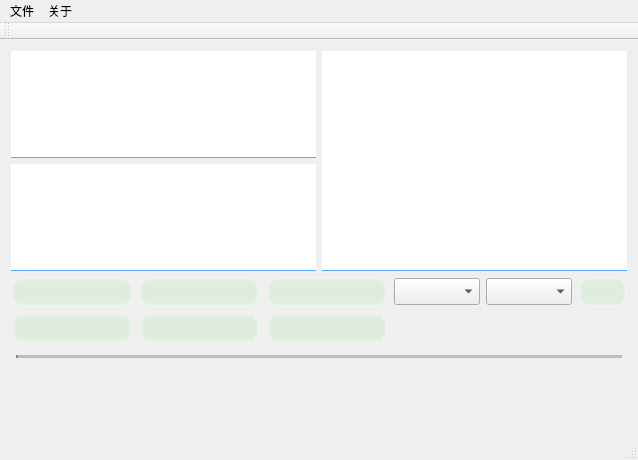
leihui6/marksentence, file mainwindow.ui: the form before one commit.
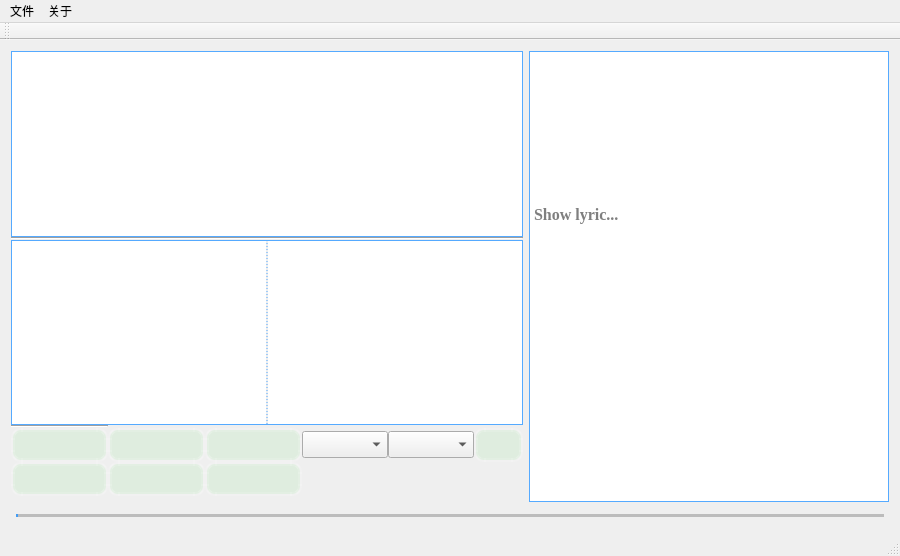
The form after the commit. Icons and pictures are not drawn.

Diff of the .ui file:
```diff
--- a/mainwindow.ui
+++ b/mainwindow.ui
@@ -6,8 +6,8 @@
    <rect>
     <x>0</x>
     <y>0</y>
-    <width>638</width>
-    <height>460</height>
+    <width>900</width>
+    <height>556</height>
    </rect>
   </property>
   <property name="windowTitle">
@@ -24,59 +24,116 @@
   </property>
   <widget class="QWidget" name="centralWidget">
    <layout class="QGridLayout" name="gridLayout_2">
-    <item row="1" column="0">
+    <item row="0" column="0">
+     <layout class="QVBoxLayout" name="verticalLayout_2">
+      <property name="spacing">
+       <number>0</number>
+      </property>
+      <item>
+       <widget class="QTableWidget" name="tableWidget">
+        <property name="sizePolicy">
+         <sizepolicy hsizetype="Preferred" vsizetype="Preferred">
+          <horstretch>0</horstretch>
+          <verstretch>0</verstretch>
+         </sizepolicy>
+        </property>
+        <property name="font">
+         <font>
+          <family>Times New Roman</family>
+         </font>
+        </property>
+        <property name="contextMenuPolicy">
+         <enum>Qt::CustomContextMenu</enum>
+        </property>
+        <property name="toolTip">
+         <string/>
+        </property>
+        <property name="styleSheet">
+         <string notr="true">QTableWidget {
+	border:1px solid rgb(85, 170, 255);
+}</string>
+        </property>
+        <attribute name="horizontalHeaderCascadingSectionResizes">
+         <bool>true</bool>
+        </attribute>
+        <attribute name="horizontalHeaderStretchLastSection">
+         <bool>true</bool>
+        </attribute>
+        <attribute name="verticalHeaderVisible">
+         <bool>false</bool>
+        </attribute>
+        <attribute name="verticalHeaderCascadingSectionResizes">
+         <bool>false</bool>
+        </attribute>
+        <attribute name="verticalHeaderStretchLastSection">
+         <bool>false</bool>
+        </attribute>
+       </widget>
+      </item>
+      <item>
+       <widget class="Line" name="line_2">
+        <property name="orientation">
+         <enum>Qt::Horizontal</enum>
+        </property>
+       </widget>
+      </item>
+      <item>
+       <layout class="QHBoxLayout" name="horizontalLayout">
+        <property name="spacing">
+         <number>0</number>
+        </property>
+        <item>
+         <widget class="QPlainTextEdit" name="text_type">
+          <property name="font">
+           <font>
+            <family>Times New Roman</family>
+            <pointsize>16</pointsize>
+           </font>
+          </property>
+          <property name="styleSheet">
+           <string notr="true">QPlainTextEdit {
+	border:1px solid rgb(85, 170, 255);
+	border-right:1px dashed rgb(85, 170, 255);
+}</string>
+          </property>
+          <property name="plainText">
+           <string/>
+          </property>
+          <property name="placeholderText">
+           <string>Typing what you are listening ...</string>
+          </property>
+         </widget>
+        </item>
+        <item>
+         <widget class="QPlainTextEdit" name="text_note">
+          <property name="font">
+           <font>
+            <family>Times New Roman</family>
+            <pointsize>16</pointsize>
+           </font>
+          </property>
+          <property name="styleSheet">
+           <string notr="true">QPlainTextEdit {
+	border:1px solid rgb(85, 170, 255);
+	border-left:1px dashed rgb(85, 170, 255);
+}</string>
+          </property>
+          <property name="plainText">
+           <string/>
+          </property>
+          <property name="placeholderText">
+           <string>Taking Notes ...</string>
+          </property>
+         </widget>
+        </item>
+       </layout>
+      </item>
+      <item>
      <layout class="QGridLayout" name="gridLayout">
-      <item row="1" column="1">
-       <widget class="QPushButton" name="button_forward">
-        <property name="minimumSize">
-         <size>
-          <width>0</width>
-          <height>30</height>
-         </size>
+        <property name="spacing">
+         <number>0</number>
         </property>
-        <property name="styleSheet">
-         <string notr="true">QPushButton{
-	background-color:rgba(100,225,100,30);
-	border-style:outset;
-	border-width:4px;           
-	border-radius:10px;
-	border-color:rgba(255,255,255,30);
-	font:Time New Roams bold 10px;
-	color:rgba(0,0,0,100);
-	padding:6px;
-}    
-QPushButton:pressed{     
-	background-color:rgba(100,255,100,200);    
-	border-color:rgba(255,255,255,30);   
-	border-style:inset;    
-	color:rgba(0,0,0,100);    
-}    
-
-QPushButton:hover{    
-	background-color:rgba(100,255,100,100);    
-	border-color:rgba(255,255,255,200);    
-	color:rgba(0,0,0,200);    
-}</string>
-        </property>
-        <property name="text">
-         <string/>
-        </property>
-        <property name="icon">
-         <iconset resource="icon.qrc">
-          <normaloff>:/icon/icon/forward.png</normaloff>:/icon/icon/forward.png</iconset>
-        </property>
-        <property name="iconSize">
-         <size>
-          <width>21</width>
-          <height>21</height>
-         </size>
-        </property>
-        <property name="shortcut">
-         <string>F3</string>
-        </property>
-       </widget>
-      </item>
-      <item row="1" column="0">
+        <item row="2" column="0">
        <widget class="QPushButton" name="button_back">
         <property name="minimumSize">
          <size>
@@ -126,7 +183,57 @@
         </property>
        </widget>
       </item>
-      <item row="0" column="0">
+        <item row="2" column="1">
+         <widget class="QPushButton" name="button_forward">
+          <property name="minimumSize">
+           <size>
+            <width>0</width>
+            <height>30</height>
+           </size>
+          </property>
+          <property name="styleSheet">
+           <string notr="true">QPushButton{
+	background-color:rgba(100,225,100,30);
+	border-style:outset;
+	border-width:4px;           
+	border-radius:10px;
+	border-color:rgba(255,255,255,30);
+	font:Time New Roams bold 10px;
+	color:rgba(0,0,0,100);
+	padding:6px;
+}    
+QPushButton:pressed{     
+	background-color:rgba(100,255,100,200);    
+	border-color:rgba(255,255,255,30);   
+	border-style:inset;    
+	color:rgba(0,0,0,100);    
+}    
+
+QPushButton:hover{    
+	background-color:rgba(100,255,100,100);    
+	border-color:rgba(255,255,255,200);    
+	color:rgba(0,0,0,200);    
+}</string>
+          </property>
+          <property name="text">
+           <string/>
+          </property>
+          <property name="icon">
+           <iconset resource="icon.qrc">
+            <normaloff>:/icon/icon/forward.png</normaloff>:/icon/icon/forward.png</iconset>
+          </property>
+          <property name="iconSize">
+           <size>
+            <width>21</width>
+            <height>21</height>
+           </size>
+          </property>
+          <property name="shortcut">
+           <string>F3</string>
+          </property>
+         </widget>
+        </item>
+        <item row="1" column="0">
        <widget class="QPushButton" name="button_play">
         <property name="minimumSize">
          <size>
@@ -176,54 +283,7 @@
         </property>
        </widget>
       </item>
-      <item row="0" column="1">
-       <widget class="QPushButton" name="button_stop">
-        <property name="minimumSize">
-         <size>
-          <width>0</width>
-          <height>30</height>
-         </size>
-        </property>
-        <property name="styleSheet">
-         <string notr="true">QPushButton{
-	background-color:rgba(100,225,100,30);
-	border-style:outset;
-	border-width:4px;           
-	border-radius:10px;
-	border-color:rgba(255,255,255,30);
-	font:Time New Roams bold 10px;
-	color:rgba(0,0,0,100);
-	padding:6px;
-}    
-QPushButton:pressed{     
-	background-color:rgba(100,255,100,200);    
-	border-color:rgba(255,255,255,30);   
-	border-style:inset;    
-	color:rgba(0,0,0,100);    
-}    
-
-QPushButton:hover{    
-	background-color:rgba(100,255,100,100);    
-	border-color:rgba(255,255,255,200);    
-	color:rgba(0,0,0,200);    
-}</string>
-        </property>
-        <property name="text">
-         <string/>
-        </property>
-        <property name="icon">
-         <iconset resource="icon.qrc">
-          <normaloff>:/icon/icon/stop.png</normaloff>:/icon/icon/stop.png</iconset>
-        </property>
-        <property name="iconSize">
-         <size>
-          <width>21</width>
-          <height>21</height>
-         </size>
-        </property>
-       </widget>
-      </item>
-      <item row="0" column="2">
+        <item row="1" column="2">
        <widget class="QPushButton" name="button_set_start">
         <property name="minimumSize">
          <size>
@@ -273,8 +333,58 @@
         </property>
        </widget>
       </item>
-      <item row="0" column="4">
+        <item row="1" column="1">
+         <widget class="QPushButton" name="button_stop">
+          <property name="minimumSize">
+           <size>
+            <width>0</width>
+            <height>30</height>
+           </size>
+          </property>
+          <property name="styleSheet">
+           <string notr="true">QPushButton{
+	background-color:rgba(100,225,100,30);
+	border-style:outset;
+	border-width:4px;           
+	border-radius:10px;
+	border-color:rgba(255,255,255,30);
+	font:Time New Roams bold 10px;
+	color:rgba(0,0,0,100);
+	padding:6px;
+}    
+QPushButton:pressed{     
+	background-color:rgba(100,255,100,200);    
+	border-color:rgba(255,255,255,30);   
+	border-style:inset;    
+	color:rgba(0,0,0,100);    
+}    
+
+QPushButton:hover{    
+	background-color:rgba(100,255,100,100);    
+	border-color:rgba(255,255,255,200);    
+	color:rgba(0,0,0,200);    
+}</string>
+          </property>
+          <property name="text">
+           <string/>
+          </property>
+          <property name="icon">
+           <iconset resource="icon.qrc">
+            <normaloff>:/icon/icon/stop.png</normaloff>:/icon/icon/stop.png</iconset>
+          </property>
+          <property name="iconSize">
+           <size>
+            <width>21</width>
+            <height>21</height>
+           </size>
+          </property>
+         </widget>
+        </item>
+        <item row="1" column="4">
        <layout class="QHBoxLayout" name="horizontalLayout_8">
+          <property name="spacing">
+           <number>0</number>
+          </property>
         <item>
          <widget class="QComboBox" name="combox_level">
           <property name="sizePolicy">
@@ -377,10 +487,13 @@
         </item>
        </layout>
       </item>
-      <item row="1" column="4">
+        <item row="2" column="4">
        <layout class="QHBoxLayout" name="horizontalLayout_6">
         <item>
          <layout class="QHBoxLayout" name="horizontalLayout_5">
+            <property name="spacing">
+             <number>0</number>
+            </property>
           <item>
            <widget class="QLabel" name="label_info">
             <property name="maximumSize">
@@ -415,7 +528,7 @@
         </item>
        </layout>
       </item>
-      <item row="1" column="2">
+        <item row="2" column="2">
        <widget class="QPushButton" name="button_set_end">
         <property name="minimumSize">
          <size>
@@ -465,57 +578,66 @@
         </property>
        </widget>
       </item>
-     </layout>
-    </item>
     <item row="0" column="0">
-     <layout class="QHBoxLayout" name="horizontalLayout_3">
+         <widget class="Line" name="line">
+          <property name="orientation">
+           <enum>Qt::Horizontal</enum>
+          </property>
+         </widget>
+        </item>
+       </layout>
+      </item>
+     </layout>
+    </item>
+    <item row="0" column="1" rowspan="2">
+     <layout class="QVBoxLayout" name="verticalLayout_3">
+      <property name="spacing">
+       <number>0</number>
+      </property>
       <item>
-       <layout class="QVBoxLayout" name="verticalLayout_2">
-        <item>
-         <widget class="QPlainTextEdit" name="text_type">
+       <widget class="QTextBrowser" name="textBrowser_1">
           <property name="font">
            <font>
             <family>Times New Roman</family>
-            <pointsize>16</pointsize>
+          <pointsize>12</pointsize>
            </font>
           </property>
           <property name="styleSheet">
-           <string notr="true">QPlainTextEdit {
-	border:0px solid rgb(85, 170, 255);
-	border-bottom:1px solid rgb(85, 170, 255);
+         <string notr="true">QTextBrowser {
+	border:1px solid rgb(85, 170, 255);
+	border-bottom:0px solid rgb(85, 170, 255);
 }</string>
           </property>
-          <property name="plainText">
-           <string/>
-          </property>
          </widget>
         </item>
         <item>
-         <widget class="QPlainTextEdit" name="text_note">
+       <widget class="QTextBrowser" name="textBrowser_2">
           <property name="font">
            <font>
             <family>Times New Roman</family>
-            <pointsize>16</pointsize>
+          <pointsize>12</pointsize>
+          <weight>75</weight>
+          <bold>true</bold>
            </font>
           </property>
           <property name="styleSheet">
-           <string notr="true">QPlainTextEdit {
+         <string notr="true">QTextBrowser {
 	border:0px solid rgb(85, 170, 255);
-	border-bottom:1px solid rgb(85, 170, 255);
+	border-left:1px solid rgb(85, 170, 255);
+	border-right:1px solid rgb(85, 170, 255);
 }</string>
           </property>
-          <property name="plainText">
-           <string/>
+        <property name="placeholderText">
+         <string>Show lyric...</string>
           </property>
          </widget>
         </item>
-       </layout>
-      </item>
       <item>
-       <widget class="QTableWidget" name="tableWidget">
+       <widget class="QTextBrowser" name="textBrowser_3">
         <property name="font">
          <font>
           <family>Times New Roman</family>
+          <pointsize>12</pointsize>
          </font>
         </property>
         <property name="contextMenuPolicy">
@@ -525,29 +647,22 @@
          <string/>
         </property>
         <property name="styleSheet">
-         <string notr="true">QTableWidget {
+         <string notr="true">QTextBrowser {
 	border:0px solid rgb(85, 170, 255);
+	border-left:1px solid rgb(85, 170, 255);
+	border-right:1px solid rgb(85, 170, 255);
 	border-bottom:1px solid rgb(85, 170, 255);
 }</string>
         </property>
-        <attribute name="horizontalHeaderCascadingSectionResizes">
-         <bool>true</bool>
-        </attribute>
-        <attribute name="horizontalHeaderStretchLastSection">
-         <bool>true</bool>
-        </attribute>
-        <attribute name="verticalHeaderCascadingSectionResizes">
-         <bool>false</bool>
-        </attribute>
-        <attribute name="verticalHeaderStretchLastSection">
-         <bool>false</bool>
-        </attribute>
        </widget>
       </item>
      </layout>
     </item>
-    <item row="2" column="0">
+    <item row="2" column="0" colspan="2">
      <layout class="QVBoxLayout" name="verticalLayout">
+      <property name="spacing">
+       <number>0</number>
+      </property>
       <item>
        <widget class="QSlider" name="horizon_music">
         <property name="styleSheet">
@@ -579,45 +694,6 @@
         </property>
        </widget>
       </item>
-      <item>
-       <widget class="QLabel" name="label_lyric1">
-        <property name="font">
-         <font>
-          <family>Times New Roman</family>
-          <pointsize>10</pointsize>
-         </font>
-        </property>
-        <property name="text">
-         <string/>
-        </property>
-       </widget>
-      </item>
-      <item>
-       <widget class="QLabel" name="label_lyric2">
-        <property name="font">
-         <font>
-          <family>Times New Roman</family>
-          <pointsize>10</pointsize>
-         </font>
-        </property>
-        <property name="text">
-         <string/>
-        </property>
-       </widget>
-      </item>
-      <item>
-       <widget class="QLabel" name="label_lyric3">
-        <property name="font">
-         <font>
-          <family>Times New Roman</family>
-          <pointsize>10</pointsize>
-         </font>
-        </property>
-        <property name="text">
-         <string/>
-        </property>
-       </widget>
-      </item>
      </layout>
     </item>
    </layout>
@@ -627,7 +703,7 @@
     <rect>
      <x>0</x>
      <y>0</y>
-     <width>638</width>
+     <width>900</width>
      <height>21</height>
     </rect>
    </property>
```
Left out of the diff: 10 changed lines with no effect on the pictures. Lines whose indentation alone changed are shown as unchanged.
